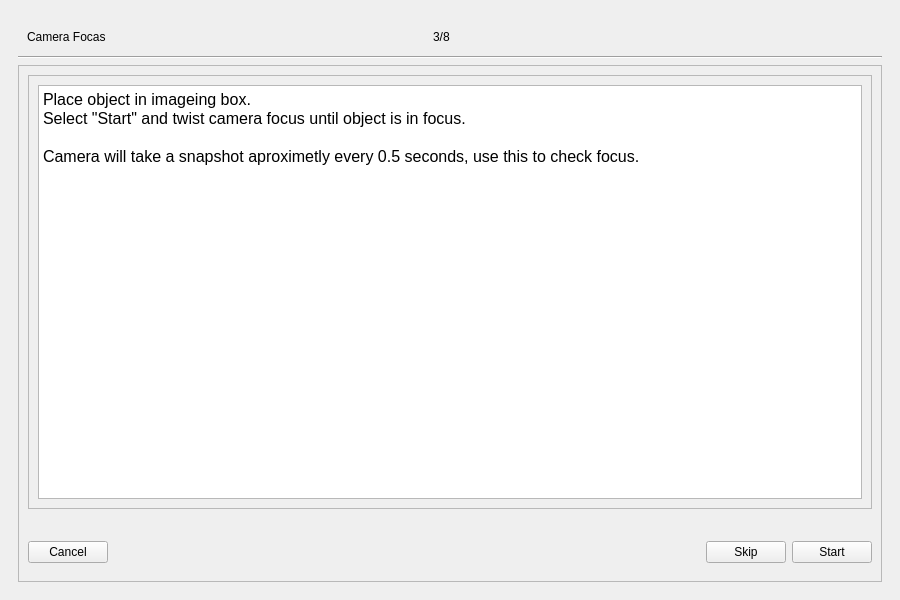
The window that src/skeleton/capture.ui (palimpsest-pursuers/capturing) describes before a commit, drawn with Qt 5.
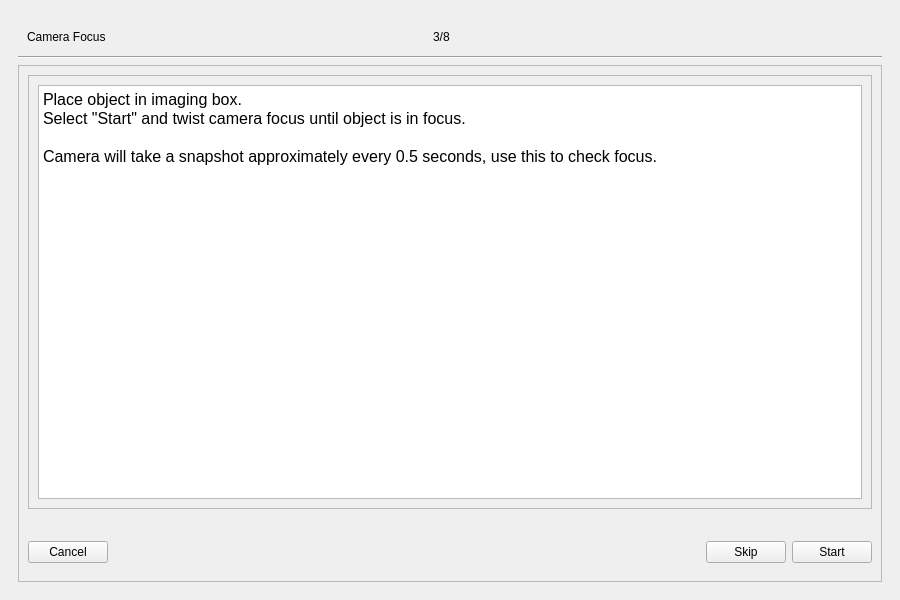
The same window after the commit. The open tabs and pages were chosen to show the change. Icons and pictures are not drawn.

Commit message: fixed flats, blank captures, some spelling

Patch:
```diff
--- a/src/skeleton/capture.ui
+++ b/src/skeleton/capture.ui
@@ -1157,7 +1157,7 @@
                      </sizepolicy>
                     </property>
                     <property name="text">
-                     <string>Camera Focas</string>
+                     <string>Camera Focus</string>
                     </property>
                    </widget>
                   </item>
@@ -1262,10 +1262,10 @@
 &lt;html&gt;&lt;head&gt;&lt;meta name=&quot;qrichtext&quot; content=&quot;1&quot; /&gt;&lt;style type=&quot;text/css&quot;&gt;
 p, li { white-space: pre-wrap; }
 &lt;/style&gt;&lt;/head&gt;&lt;body style=&quot; font-family:'MS Shell Dlg 2'; font-size:7.875pt; font-weight:400; font-style:normal;&quot;&gt;
-&lt;p style=&quot; margin-top:0px; margin-bottom:0px; margin-left:0px; margin-right:0px; -qt-block-indent:0; text-indent:0px;&quot;&gt;&lt;span style=&quot; font-size:12pt;&quot;&gt;Place object in imageing box.&lt;/span&gt;&lt;/p&gt;
+&lt;p style=&quot; margin-top:0px; margin-bottom:0px; margin-left:0px; margin-right:0px; -qt-block-indent:0; text-indent:0px;&quot;&gt;&lt;span style=&quot; font-size:12pt;&quot;&gt;Place object in imaging box.&lt;/span&gt;&lt;/p&gt;
 &lt;p style=&quot; margin-top:0px; margin-bottom:0px; margin-left:0px; margin-right:0px; -qt-block-indent:0; text-indent:0px;&quot;&gt;&lt;span style=&quot; font-size:12pt;&quot;&gt;Select &amp;quot;Start&amp;quot; and twist camera focus until object is in focus.&lt;/span&gt;&lt;/p&gt;
 &lt;p style=&quot;-qt-paragraph-type:empty; margin-top:0px; margin-bottom:0px; margin-left:0px; margin-right:0px; -qt-block-indent:0; text-indent:0px; font-size:12pt;&quot;&gt;&lt;br /&gt;&lt;/p&gt;
-&lt;p style=&quot; margin-top:0px; margin-bottom:0px; margin-left:0px; margin-right:0px; -qt-block-indent:0; text-indent:0px;&quot;&gt;&lt;span style=&quot; font-size:12pt;&quot;&gt;Camera will take a snapshot aproximetly every 0.5 seconds, use this to check focus.&lt;/span&gt;&lt;/p&gt;&lt;/body&gt;&lt;/html&gt;</string>
+&lt;p style=&quot; margin-top:0px; margin-bottom:0px; margin-left:0px; margin-right:0px; -qt-block-indent:0; text-indent:0px;&quot;&gt;&lt;span style=&quot; font-size:12pt;&quot;&gt;Camera will take a snapshot approximately every 0.5 seconds, use this to check focus.&lt;/span&gt;&lt;/p&gt;&lt;/body&gt;&lt;/html&gt;</string>
                            </property>
                           </widget>
                          </item>
```
Left out of the diff: 2 changed lines with no effect on the pictures. The commit also changes 2 other files.
